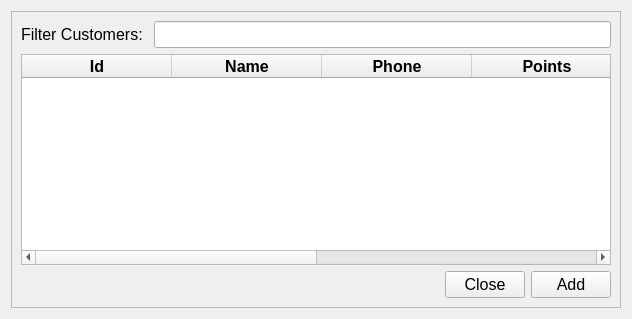
This is ui/customers_dialog.ui in michael-halim/pos as Qt 5 draws it before an edit. The edited form follows.
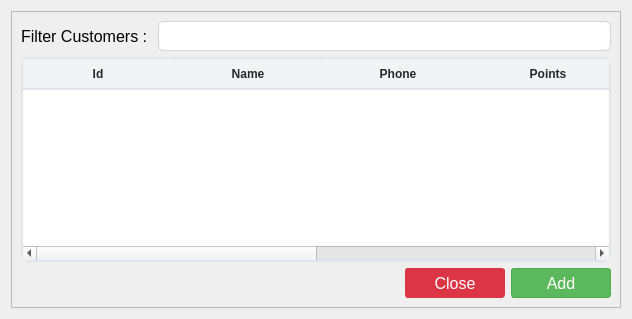
This is the edited form.

Commit message: Patch#34: Added UI - Added UI for Table, Button, and Input - Fix some UI Behavior

```diff
--- a/ui/customers_dialog.ui
+++ b/ui/customers_dialog.ui
@@ -13,6 +13,256 @@
   <property name="windowTitle">
    <string>Customers Dialog</string>
   </property>
+  <property name="styleSheet">
+   <string notr="true">QLineEdit{
+	border: 1px solid #d1d5db;      /* Light gray border */
+    border-radius: 6px;             /* Rounded corners */
+    outline: none;                  /* Remove default outline */
+    color: #333;                    /* Text color */
+    background-color: #fff;       /* Light gray background */
+    
+}
+
+QLineEdit:focus {
+    border: 1px solid #93c5fd;       /* Blue border on focus */
+    background-color: #ffffff;       /* White background when focused */
+}
+
+QLineEdit:disabled {
+    border: 1px solid #e5e7eb;      /* Lighter border when disabled */
+    background-color: #f3f4f6;      /* Light gray background when disabled */
+    color: #9ca3af;                 /* Lighter text color when disabled */
+}
+
+/* QComboBox Styling - Improved with clearer state indicators */
+QComboBox {
+    border: 1px solid #d1d5db;      /* Light gray border */
+    border-radius: 6px;             /* Rounded corners */
+    padding: 6px 12px 6px 10px;     /* Add some padding */
+    min-height: 20px;               /* Minimum height */
+    color: #333;                    /* Text color */
+    background-color: #fff;         /* White background */
+    selection-background-color: #93c5fd; /* Light blue selection */
+    font-size: 14px;                /* Consistent font size */
+    min-width: 6em;                 /* Minimum width */
+}
+
+QComboBox:hover:!disabled {
+    border-color: #93c5fd;          /* Light blue border on hover when enabled */
+    background-color: #f0f7ff;      /* Very light blue background on hover */
+}
+
+QComboBox:focus {
+    border: 2px solid #3b82f6;      /* Thicker, darker blue border on focus */
+    background-color: #ffffff;      /* Pure white background when focused */
+}
+
+QComboBox:disabled {
+    border: 1px solid #d9dce0;      /* Very light gray border when disabled */
+    background-color: #f3f4f6;      /* Light gray background when disabled */
+    color: #9ca3af;                 /* Lighter text color when disabled */
+}
+
+QComboBox::drop-down {
+    subcontrol-origin: padding;
+    subcontrol-position: center right;
+    width: 20px;
+    border: none;                   /* Remove border for cleaner look */
+    margin-right: 5px;              /* Add some margin */
+}
+
+/* If you don't have an icon, use this instead: */
+QComboBox::down-arrow {
+    width: 0;
+    height: 0;
+    border-left: 5px solid transparent;
+    border-right: 5px solid transparent;
+    border-top: 5px solid #666;     /* Arrow color */
+    margin-right: 5px;
+}
+
+QComboBox::down-arrow:disabled {
+    border-top: 5px solid #b0b0b0;  /* Lighter arrow color when disabled */
+}
+
+QComboBox:disabled {
+    color: #9ca3af;                 /* Lighter text when disabled */
+    background-color: #f3f4f6;      /* Light gray background */
+    border-color: #e5e7eb;          /* Lighter border */
+}
+
+/* Add a visual indicator for disabled state */
+QComboBox:disabled {
+    color: #9ca3af;
+    background-color: #f3f4f6;
+    border: 1px solid #e5e7eb;
+    padding-right: 25px;            /* Make room for the lock icon */
+}
+
+/* If you don't have a lock icon, use a pattern instead */
+QComboBox:disabled {
+    background-image: repeating-linear-gradient(
+        45deg,
+        transparent,
+        transparent 5px,
+        rgba(200, 200, 200, 0.1) 5px,
+        rgba(200, 200, 200, 0.1) 10px
+    );
+}
+
+QComboBox QAbstractItemView {
+    border: 1px solid #d1d5db;
+    border-radius: 0px 0px 6px 6px;
+    background-color: white;
+    selection-background-color: #3b82f6;  /* Darker blue for better contrast */
+    selection-color: white;               /* White text on selection */
+    outline: none;
+    padding: 5px;
+}
+
+QComboBox QAbstractItemView::item {
+    min-height: 25px;               /* Taller items for better clickability */
+    padding: 5px;                   /* Padding inside items */
+}
+
+QComboBox QAbstractItemView::item:hover {
+    background-color: #e5f0ff;      /* Light blue on hover */
+    color: #333;
+}
+
+/* QTextEdit Styling - Similar to QLineEdit */
+QTextEdit {
+    border: 1px solid #d1d5db;      /* Light gray border */
+    border-radius: 6px;             /* Rounded corners */
+    outline: none;                  /* Remove default outline */
+    color: #333;                    /* Text color */
+    background-color: #fff;         /* White background */
+    padding: 6px 10px;              /* Add some padding for better text display */
+    selection-background-color: #93c5fd; /* Light blue selection */
+}
+
+QTextEdit:focus {
+    border: 1px solid #93c5fd;      /* Blue border on focus */
+    background-color: #ffffff;      /* White background when focused */
+}
+
+QTextEdit:disabled {
+    border: 1px solid #e5e7eb;      /* Lighter border when disabled */
+    background-color: #f3f4f6;      /* Light gray background when disabled */
+    color: #9ca3af;                 /* Lighter text color when disabled */
+}
+
+
+/* QDateEdit Styling */
+QDateEdit {
+    border: 1px solid #d1d5db;
+    border-radius: 6px;
+    padding: 6px 10px;
+    min-height: 20px;
+    color: #333;
+    background-color: #fff;
+    font-size: 14px;
+}
+
+QDateEdit:hover:!disabled {
+    border-color: #93c5fd;
+    background-color: #f0f7ff;
+}
+
+QDateEdit:focus {
+    border: 2px solid #3b82f6;
+    background-color: #ffffff;
+}
+
+QDateEdit:disabled {
+    color: #9ca3af;
+    background-color: #f3f4f6;
+    border: 1px dashed #c0c0c0;
+}
+
+QDateEdit::drop-down {
+    subcontrol-origin: padding;
+    subcontrol-position: center right;
+    width: 20px;
+    border: none;
+    margin-right: 5px;
+}
+
+QDateEdit::down-arrow {
+    width: 0;
+    height: 0;
+    border-left: 5px solid transparent;
+    border-right: 5px solid transparent;
+    border-top: 5px solid #666;
+    margin-right: 5px;
+}
+
+QDateEdit::down-arrow:disabled {
+    border-top: 5px solid #b0b0b0;
+}
+
+/* Calendar popup styling */
+QCalendarWidget {
+    background-color: white;
+    border: 1px solid #d1d5db;
+}
+
+QCalendarWidget QToolButton {
+    color: #333;
+    background-color: transparent;
+    border: 1px solid transparent;
+    border-radius: 4px;
+    padding: 4px;
+}
+
+QCalendarWidget QToolButton:hover {
+    background-color: #f0f7ff;
+    border: 1px solid #93c5fd;
+}
+
+QCalendarWidget QMenu {
+    background-color: white;
+    border: 1px solid #d1d5db;
+    padding: 5px;
+}
+
+QCalendarWidget QSpinBox {
+    border: 1px solid #d1d5db;
+    border-radius: 4px;
+    padding: 3px;
+    background-color: white;
+}
+
+QCalendarWidget QAbstractItemView:enabled {
+    background-color: white;
+    color: #333;
+    selection-background-color: #3b82f6;
+    selection-color: white;
+}
+
+QCalendarWidget QAbstractItemView:disabled {
+    color: #9ca3af;
+}
+
+QCalendarWidget QWidget#qt_calendar_navigationbar {
+    background-color: #f1f5f9;
+    border-bottom: 1px solid #d1d5db;
+    padding: 4px;
+}
+
+QPushButton {
+    text-align: center;
+    white-space: nowrap;
+    vertical-align: middle;
+    border: 1px solid transparent;
+    line-height: 1.5;
+    border-radius: 3px;
+    margin: 0.25rem;
+	opacity: 0.55;
+
+}
+</string>
+  </property>
   <layout class="QGridLayout" name="gridLayout_2">
    <item row="0" column="0">
     <widget class="QFrame" name="frame">
@@ -39,6 +289,12 @@
            <layout class="QHBoxLayout" name="horizontalLayout_4">
             <item>
              <widget class="QLabel" name="filter_customers_dialog_label">
+              <property name="minimumSize">
+               <size>
+                <width>0</width>
+                <height>30</height>
+               </size>
+              </property>
               <property name="maximumSize">
                <size>
                 <width>16777215</width>
@@ -51,7 +307,7 @@
                </font>
               </property>
               <property name="text">
-               <string>Filter Customers: </string>
+               <string>Filter Customers : </string>
               </property>
               <property name="alignment">
                <set>Qt::AlignLeading|Qt::AlignLeft|Qt::AlignVCenter</set>
@@ -63,7 +319,7 @@
               <property name="minimumSize">
                <size>
                 <width>0</width>
-                <height>0</height>
+                <height>30</height>
                </size>
               </property>
               <property name="maximumSize">
@@ -95,6 +351,75 @@
               <height>16777215</height>
              </size>
             </property>
+            <property name="styleSheet">
+             <string notr="true">QTableWidget {
+            background-color: #ffffff;
+            alternate-background-color: #f5f8fa;
+            border: 2px solid #e1e4e8;
+            border-radius: 8px;
+            gridline-color: #e1e4e8;
+            selection-background-color: #0366d6;
+            selection-color: #ffffff;
+        }
+        
+        QTableWidget::item {
+            border-bottom: 1px solid #e1e4e8;
+			padding: 6px;
+        }
+        
+        QTableWidget::item:selected {
+            background-color: #0366d6;
+			border: none; /* Remove any border on selected items */
+        }
+
+        QTableWidget::item:focus {
+            border: none; /* Remove the focus border */
+            outline: none; /* Remove the focus outline */
+        }
+
+        QHeaderView::section {
+            background-color: #f1f3f5;
+            color: #24292e;
+            font-weight: bold;
+            border: none;
+            border-bottom: 2px solid #e1e4e8;
+            padding: 3px;
+            border-top-left-radius: 6px;
+            border-top-right-radius: 6px;
+        }
+        
+        QTableWidget QScrollBar:vertical {
+            border: none;
+            background: #f1f3f5;
+            width: 10px;
+            border-radius: 5px;
+        }
+        
+        QTableWidget QScrollBar::handle:vertical {
+            background: #c0c0c0;
+            border-radius: 5px;
+        }
+        
+        QTableWidget QScrollBar::handle:vertical:hover {
+            background: #a0a0a0;
+        }
+        
+        QTableWidget QScrollBar:horizontal {
+            border: none;
+            background: #f1f3f5;
+            height: 10px;
+            border-radius: 5px;
+        }
+        
+        QTableWidget QScrollBar::handle:horizontal {
+            background: #c0c0c0;
+            border-radius: 5px;
+        }
+        
+        QTableWidget QScrollBar::handle:horizontal:hover {
+            background: #a0a0a0;
+        }</string>
+            </property>
             <property name="sortingEnabled">
              <bool>true</bool>
             </property>
@@ -224,6 +549,28 @@
             <property name="enabled">
              <bool>true</bool>
             </property>
+            <property name="minimumSize">
+             <size>
+              <width>100</width>
+              <height>30</height>
+             </size>
+            </property>
+            <property name="font">
+             <font>
+              <pointsize>12</pointsize>
+             </font>
+            </property>
+            <property name="styleSheet">
+             <string notr="true">QPushButton {
+    color: #fff;
+    background-color: #dc3545;
+    border-color: #dc3545;
+}
+QPushButton:hover {
+    background-color: #bb2d3b;
+    border-color: #b02a37;
+}</string>
+            </property>
             <property name="text">
              <string>Close</string>
             </property>
@@ -234,6 +581,34 @@
             <property name="enabled">
              <bool>true</bool>
             </property>
+            <property name="minimumSize">
+             <size>
+              <width>100</width>
+              <height>30</height>
+             </size>
+            </property>
+            <property name="font">
+             <font>
+              <pointsize>12</pointsize>
+             </font>
+            </property>
+            <property name="styleSheet">
+             <string notr="true">QPushButton {
+    color: #fff;
+    background-color: #5cb85c;
+    border-color: #4cae4c;
+}
+QPushButton:hover {
+    background-color: #4cae4c;
+    border-color: #419641;
+}
+QPushButton:disabled {
+    background-color: #a3d7a3;
+    border-color: #a3d7a3;
+    color: #e8f5e8;
+}
+</string>
+            </property>
             <property name="text">
              <string>Add</string>
             </property>
```
The commit also changes 35 other files.
